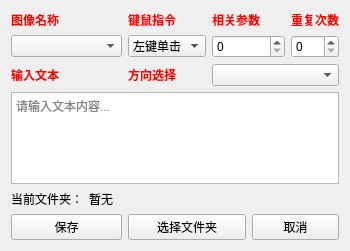
This is 窗体/add_instruction.ui in FsterThanLight/Clicker as Qt 5 draws it before an edit. The edited form follows.
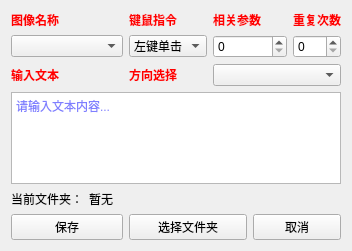
This is the edited form. Icons and pictures are not drawn.

Diff of the .ui file:
```diff
--- a/窗体/add_instruction.ui
+++ b/窗体/add_instruction.ui
@@ -6,7 +6,7 @@
    <rect>
     <x>0</x>
     <y>0</y>
-    <width>350</width>
+    <width>352</width>
     <height>251</height>
    </rect>
   </property>
@@ -183,6 +183,70 @@
    </item>
    <item row="3" column="0" rowspan="3" colspan="6">
     <widget class="QTextEdit" name="textEdit">
+     <property name="palette">
+      <palette>
+       <active>
+        <colorrole role="Text">
+         <brush brushstyle="SolidPattern">
+          <color alpha="255">
+           <red>0</red>
+           <green>0</green>
+           <blue>255</blue>
+          </color>
+         </brush>
+        </colorrole>
+        <colorrole role="PlaceholderText">
+         <brush brushstyle="SolidPattern">
+          <color alpha="128">
+           <red>0</red>
+           <green>0</green>
+           <blue>255</blue>
+          </color>
+         </brush>
+        </colorrole>
+       </active>
+       <inactive>
+        <colorrole role="Text">
+         <brush brushstyle="SolidPattern">
+          <color alpha="255">
+           <red>0</red>
+           <green>0</green>
+           <blue>255</blue>
+          </color>
+         </brush>
+        </colorrole>
+        <colorrole role="PlaceholderText">
+         <brush brushstyle="SolidPattern">
+          <color alpha="128">
+           <red>0</red>
+           <green>0</green>
+           <blue>255</blue>
+          </color>
+         </brush>
+        </colorrole>
+       </inactive>
+       <disabled>
+        <colorrole role="Text">
+         <brush brushstyle="SolidPattern">
+          <color alpha="255">
+           <red>120</red>
+           <green>120</green>
+           <blue>120</blue>
+          </color>
+         </brush>
+        </colorrole>
+        <colorrole role="PlaceholderText">
+         <brush brushstyle="SolidPattern">
+          <color alpha="128">
+           <red>0</red>
+           <green>0</green>
+           <blue>0</blue>
+          </color>
+         </brush>
+        </colorrole>
+       </disabled>
+      </palette>
+     </property>
      <property name="placeholderText">
       <string>请输入文本内容...</string>
      </property>
```
